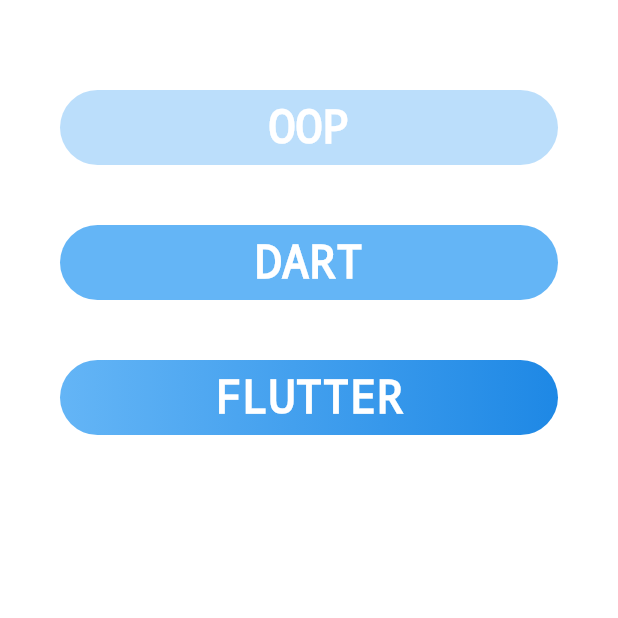
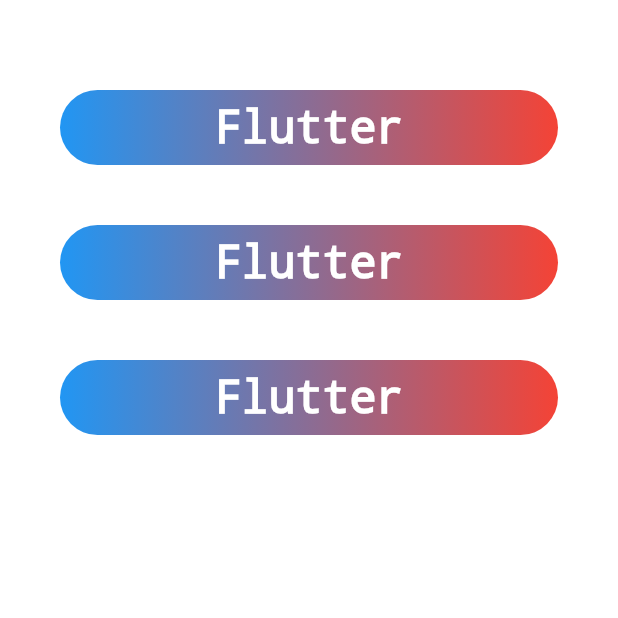
Before and after one commit to vathanakphy/learn-flutter, a Flutter app: the screen it shows after launch, on a phone screen of 412 x 824 dp, the top half of it. Run offline on Flutter 3.47's test engine with Material 3 defaults, Android fonts, the phone set to English and light mode, and no system bars.

Commit message:
finished theory practice

```diff
--- /dev/null
+++ b/lib/W3-S3-Theory/gradiant_button.dart
@@ -0,0 +1,36 @@
+import 'package:flutter/material.dart';
+
+class GradiantButton extends StatelessWidget {
+  final String text;
+  final LinearGradient? gradient;
+
+  GradiantButton({
+    super.key,
+    required this.text,
+    required Color start,
+    required Color stop,
+  }) : gradient = LinearGradient(colors: [start, stop]);
+
+
+  @override
+  Widget build(BuildContext context) {
+    return Container(
+      height: 50,
+      margin: const EdgeInsets.symmetric(vertical: 20),
+      decoration: BoxDecoration(
+        gradient: gradient,
+        borderRadius: BorderRadius.circular(25),
+      ),
+      child: Center(
+        child: Text(
+          text,
+          style: const TextStyle(
+            color: Colors.white,
+            fontSize: 30,
+            decoration: TextDecoration.none,
+          ),
+        ),
+      ),
+    );
+  }
+}
--- a/lib/main.dart
+++ b/lib/main.dart
@@ -1,3 +1,4 @@
+import 'package:basic/W3-S3-Theory/gradiant_button.dart';
 import 'package:flutter/material.dart';
 
 void main() {
@@ -8,13 +9,20 @@
         padding: EdgeInsets.all(40),
         child: Column(
           children: [
-            CustomCard(text: "OOP", color: Colors.blue[100]),
-            CustomCard(text: "DART", color: Colors.blue[300]),
-            CustomCard.gradient(
-              text: "FLUTTER",
-              gradient: LinearGradient(
-                colors: [Colors.blue.shade300, Colors.blue.shade600],
-              ),
+            GradiantButton(
+              text: "Flutter",
+              start: Colors.blue,
+              stop: Colors.red,
+            ),
+            GradiantButton(
+              text: "Flutter",
+              start: Colors.blue,
+              stop: Colors.red,
+            ),
+            GradiantButton(
+              text: "Flutter",
+              start: Colors.blue,
+              stop: Colors.red,
             ),
           ],
         ),
@@ -22,41 +30,3 @@
     ),
   );
 }
-
-class CustomCard extends StatelessWidget {
-  final String text;
-  final Color? color;
-  final LinearGradient? gradient;
-
-  const CustomCard({super.key, required this.text, this.color = Colors.blue})
-    : gradient = null;
-
-  const CustomCard.gradient({
-    super.key,
-    required this.text,
-    required this.gradient,
-  }) : color = null;
-
-  @override
-  Widget build(BuildContext context) {
-    return Container(
-      height: 50,
-      margin: const EdgeInsets.symmetric(vertical: 20),
-      decoration: BoxDecoration(
-        color: color,
-        gradient: gradient,
-        borderRadius: BorderRadius.circular(25),
-      ),
-      child: Center(
-        child: Text(
-          text,
-          style: const TextStyle(
-            color: Colors.white,
-            fontSize: 30,
-            decoration: TextDecoration.none,
-          ),
-        ),
-      ),
-    );
-  }
-}
```
